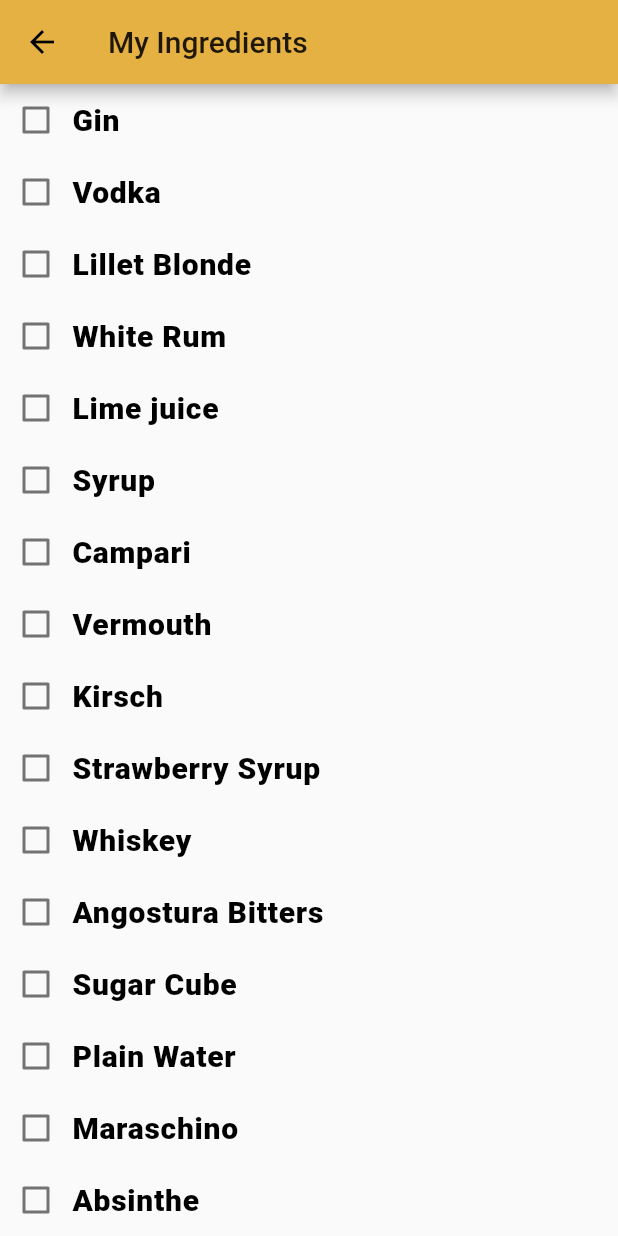
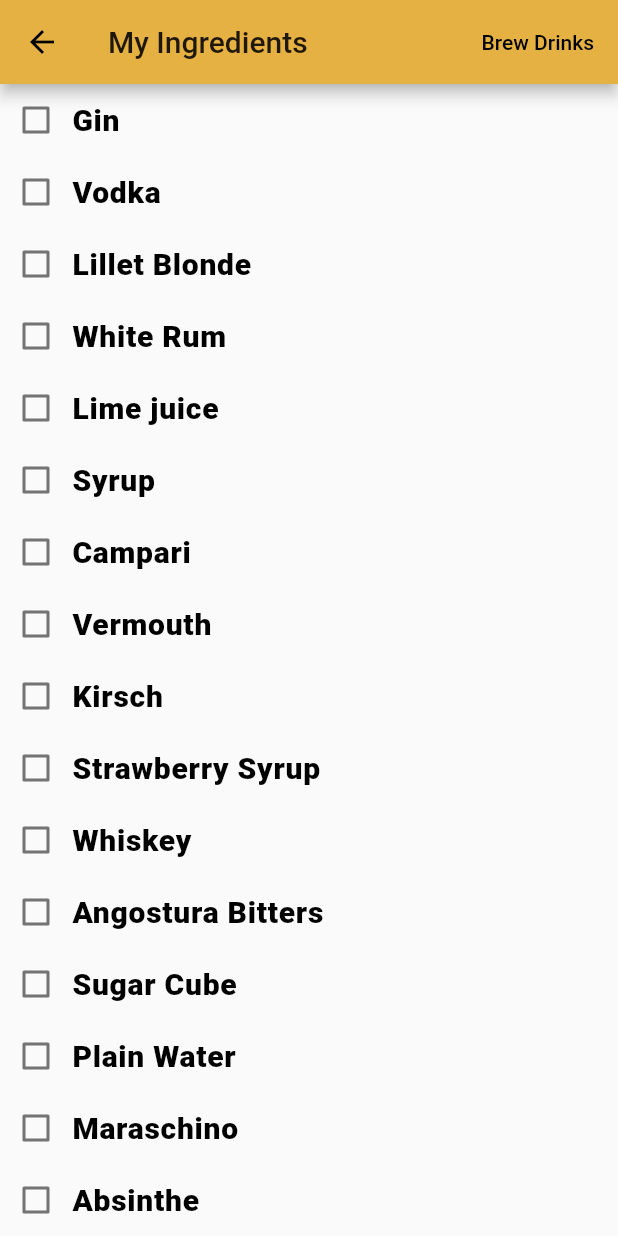
Before and after one commit to CodeFromStav/mixdrinks, a Flutter app: the UserIngredients screen opened directly, on a phone screen of 412 x 824 dp. Run offline on Flutter 3.47's test engine with Material 2 defaults, Android fonts, the light colour scheme and no system bars; our stand-ins replace animated_text_kit, cloud_firestore, firebase_auth, firebase_database, modal_progress_hud; missing offline and left inert: floating_search_bar; accounts and stored records are empty.

Commit message:
Added Updates

```diff
--- a/lib/screens/home_screen.dart
+++ b/lib/screens/home_screen.dart
@@ -3,6 +3,8 @@
 import 'package:mixdrinks/screens/drink_search.dart';
 import 'package:mixdrinks/screens/drinks_widget.dart';
 import 'package:mixdrinks/screens/profile_widget.dart';
+
+import 'user_ingredients.dart';
 
 class Home extends StatefulWidget {
   static const String id = 'home_screen';
@@ -17,7 +19,7 @@
   int _currentIndex = 0;
   final List<Widget> _children = [
     DrinkSearch(),
-    DrinksWidget(),
+    UserIngredients(),
     ProfileWidget()
   ];
 
--- a/lib/screens/user_ingredients.dart
+++ b/lib/screens/user_ingredients.dart
@@ -1,6 +1,8 @@
 import 'package:flutter/cupertino.dart';
 import 'package:flutter/material.dart';
 import 'dart:core';
+
+import 'drinks_widget.dart';
 
 class UserIngredients extends StatefulWidget {
   UserIngredients({Key key, this.title}) : super(key: key);
@@ -247,6 +249,17 @@
     return Scaffold(
       appBar: AppBar(
         title: Text("My Ingredients"),
+        actions: <Widget>[
+          FlatButton(
+            textColor: Colors.black,
+            onPressed: () {
+              Navigator.push(context,
+                  MaterialPageRoute(builder: (context) => DrinksWidget()));
+            },
+            child: Text("Brew Drinks"),
+            shape: CircleBorder(side: BorderSide(color: Colors.transparent)),
+          ),
+        ],
       ),
       body: ListView.builder(
         itemCount: drinkIngredients.length,
@@ -258,20 +271,19 @@
   }
 
   void checkBoxes() {
-    for (int index = 0; index < myIngredients.length; index++ ) {
+    for (int index = 0; index < myIngredients.length; index++) {
       int element = drinkIngredients.indexOf(myIngredients[index]);
       values[element] = true;
     }
   }
 
   void addIngredient(String ingredient) {
-    for(int i = 0; i < drinkIngredients.length; i++) {
-      if ( ingredient == drinkIngredients[i]) {
+    for (int i = 0; i < drinkIngredients.length; i++) {
+      if (ingredient == drinkIngredients[i]) {
         values[i] = !values[i];
-        if ( !myIngredients.contains(drinkIngredients[i])) {
+        if (!myIngredients.contains(drinkIngredients[i])) {
           myIngredients.add(drinkIngredients[i]);
-        }
-        else {
+        } else {
           myIngredients.remove(drinkIngredients[i]);
         }
       }
```
Also changed, not shown: lib/screens/drinks_widget.dart (+23 -15 lines), 1 other file.
